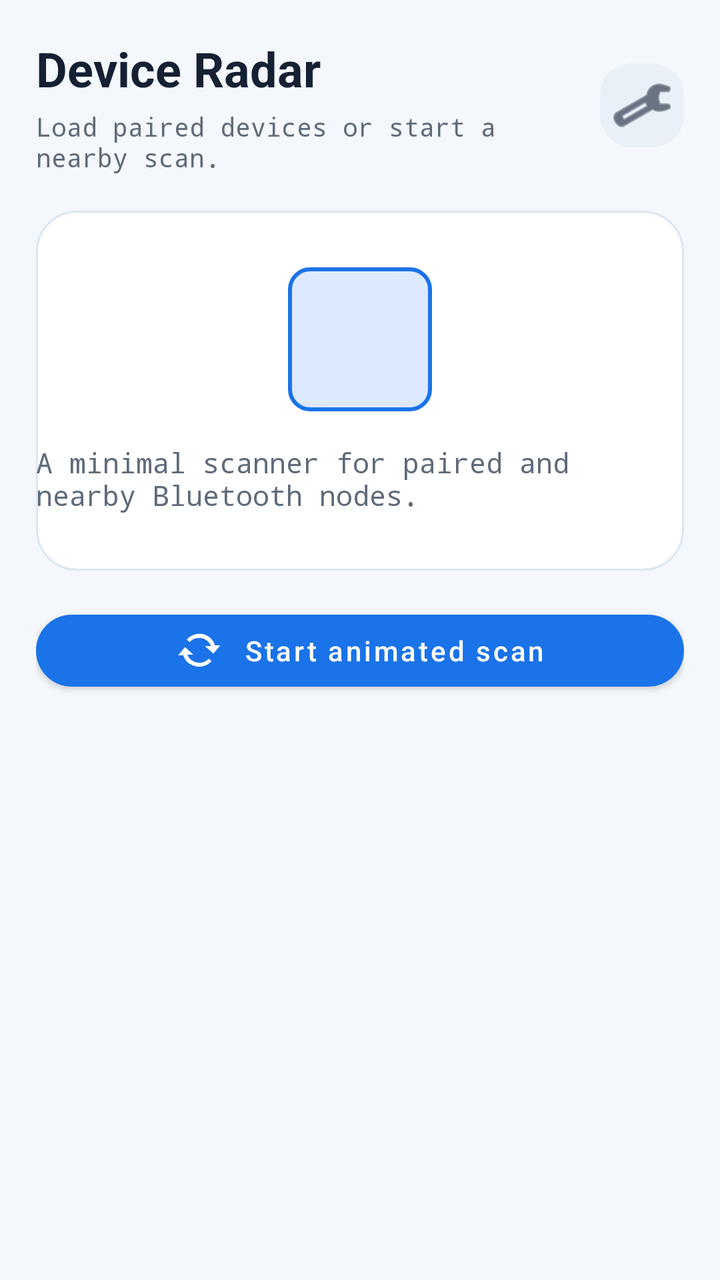
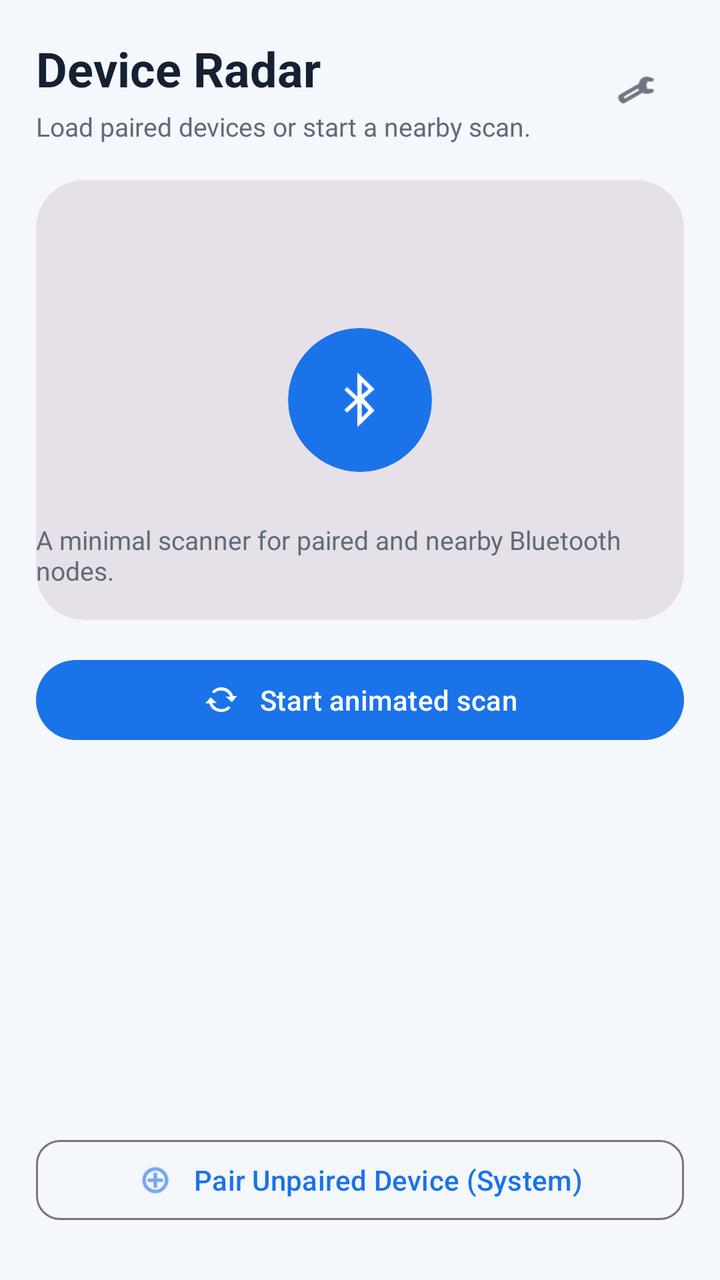

An Android layout rendered at two revisions. The XML below is the earlier revision; the diff shows what the commit changed to produce the second picture.
<!-- AndroidManifest.xml: application theme Theme.Corelink -->
<!-- res/layout/activity_device_discovery.xml -->
<?xml version="1.0" encoding="utf-8"?>
<LinearLayout
    xmlns:android="http://schemas.android.com/apk/res/android"
    xmlns:app="http://schemas.android.com/apk/res-auto"
    android:layout_width="match_parent"
    android:layout_height="match_parent"
    android:background="@color/surface"
    android:orientation="vertical"
    android:padding="18dp">

    <LinearLayout
        android:layout_width="match_parent"
        android:layout_height="wrap_content"
        android:gravity="center_vertical"
        android:orientation="horizontal">

        <LinearLayout
            android:layout_width="0dp"
            android:layout_height="wrap_content"
            android:layout_weight="1"
            android:orientation="vertical">

            <TextView
                android:layout_width="wrap_content"
                android:layout_height="wrap_content"
                android:text="@string/device_radar_title"
                android:textColor="@color/textPrimary"
                android:textSize="24sp"
                android:textStyle="bold" />

            <TextView
                android:id="@+id/deviceScanStatus"
                android:layout_width="wrap_content"
                android:layout_height="wrap_content"
                android:layout_marginTop="4dp"
                android:fontFamily="monospace"
                android:text="@string/scan_status_idle"
                android:textColor="@color/textSecondary"
                android:textSize="13sp" />
        </LinearLayout>

        <ImageButton
            android:id="@+id/themeToggleButton"
            android:layout_width="42dp"
            android:layout_height="42dp"
            android:background="@drawable/icon_btn_bg"
            android:contentDescription="@string/toggle_theme"
            android:padding="10dp"
            android:src="@android:drawable/ic_menu_manage"
            android:tint="@color/textPrimary" />
    </LinearLayout>

    <LinearLayout
        android:layout_width="match_parent"
        android:layout_height="180dp"
        android:layout_marginTop="18dp"
        android:background="@drawable/input_bg"
        android:gravity="center"
        android:orientation="vertical">

        <View
            android:id="@+id/scanPulse"
            android:layout_width="72dp"
            android:layout_height="72dp"
            android:background="@drawable/scan_pulse_bg" />

        <TextView
            android:layout_width="wrap_content"
            android:layout_height="wrap_content"
            android:layout_marginTop="16dp"
            android:fontFamily="monospace"
            android:text="@string/device_radar_subtitle"
            android:textColor="@color/textSecondary"
            android:textSize="14sp" />
    </LinearLayout>

    <com.google.android.material.button.MaterialButton
        android:id="@+id/scanButton"
        android:layout_width="match_parent"
        android:layout_height="wrap_content"
        android:layout_marginTop="16dp"
        android:text="@string/start_scan"
        android:textAllCaps="false"
        app:backgroundTint="@color/accent"
        app:cornerRadius="18dp"
        app:icon="@android:drawable/stat_notify_sync"
        app:iconGravity="textStart"
        app:iconPadding="10dp"
        app:iconTint="@android:color/white" />

    <androidx.recyclerview.widget.RecyclerView
        android:id="@+id/deviceRecycler"
        android:layout_width="match_parent"
        android:layout_height="0dp"
        android:layout_marginTop="14dp"
        android:layout_weight="1" />

</LinearLayout>
<!-- resources referenced by this layout -->
<resources>
  <color name="accent">#1A73E8</color>
  <color name="surface">#FFF4F7FB</color>
  <color name="textPrimary">#FF152033</color>
  <color name="textSecondary">#FF5F6B7A</color>
  <!-- drawable icon_btn_bg (drawable) -->
  <shape xmlns:android="http://schemas.android.com/apk/res/android">
      <solid android:color="@color/surfaceMuted" />
      <corners android:radius="16dp" />
  </shape>
  <!-- drawable input_bg (drawable) -->
  <shape xmlns:android="http://schemas.android.com/apk/res/android">
      <solid android:color="@color/surfaceElevated" />
      <stroke
          android:width="1dp"
          android:color="@color/borderSoft" />
      <corners android:radius="20dp" />
  </shape>
  <!-- drawable scan_pulse_bg (drawable) -->
  <shape xmlns:android="http://schemas.android.com/apk/res/android">
      <solid android:color="@color/accentSoft" />
      <corners android:radius="10dp" />
      <stroke
          android:width="2dp"
          android:color="@color/accent" />
  </shape>
  <string name="device_radar_subtitle">A minimal scanner for paired and nearby Bluetooth nodes.</string>
  <string name="device_radar_title">Device Radar</string>
  <string name="scan_status_idle">Load paired devices or start a nearby scan.</string>
  <string name="start_scan">Start animated scan</string>
  <string name="toggle_theme">Toggle dark mode</string>
  <style name="Theme.Corelink" parent="Theme.MaterialComponents.DayNight.NoActionBar">
          <item name="colorPrimary">@color/accent</item>
          <item name="colorPrimaryVariant">@color/accentDark</item>
          <item name="colorSecondary">@color/accent</item>
          <item name="colorSurface">@color/surfaceElevated</item>
          <item name="android:windowBackground">@color/surface</item>
          <item name="android:statusBarColor">@color/surfaceElevated</item>
          <item name="android:navigationBarColor">@color/surfaceElevated</item>
      </style>
  <color name="surfaceMuted">#FFEAF0F7</color>
  <color name="surfaceElevated">#FFFFFFFF</color>
  <color name="borderSoft">#FFDDE6F1</color>
  <color name="accentSoft">#FFDCE9FF</color>
  <color name="accentDark">#1558B0</color>
</resources>

<!-- the commit's change to res/layout/activity_device_discovery.xml (unified diff, before → after) -->
@@ -4,10 +4,11 @@
     xmlns:app="http://schemas.android.com/apk/res-auto"
     android:layout_width="match_parent"
     android:layout_height="match_parent"
-    android:background="@color/surface"
+    android:background="?attr/colorSurface"
     android:orientation="vertical"
     android:padding="18dp">
 
+    
     <LinearLayout
         android:layout_width="match_parent"
         android:layout_height="wrap_content"
@@ -24,7 +25,7 @@
                 android:layout_width="wrap_content"
                 android:layout_height="wrap_content"
                 android:text="@string/device_radar_title"
-                android:textColor="@color/textPrimary"
+                android:textColor="?attr/colorOnSurface"
                 android:textSize="24sp"
                 android:textStyle="bold" />
 
@@ -33,47 +34,82 @@
                 android:layout_width="wrap_content"
                 android:layout_height="wrap_content"
                 android:layout_marginTop="4dp"
-                android:fontFamily="monospace"
                 android:text="@string/scan_status_idle"
-                android:textColor="@color/textSecondary"
+                android:textColor="?attr/colorOnSurfaceVariant"
                 android:textSize="13sp" />
         </LinearLayout>
 
-        <ImageButton
+        <com.google.android.material.button.MaterialButton
             android:id="@+id/themeToggleButton"
-            android:layout_width="42dp"
-            android:layout_height="42dp"
-            android:background="@drawable/icon_btn_bg"
+            style="?attr/materialIconButtonStyle"
+            android:layout_width="48dp"
+            android:layout_height="48dp"
             android:contentDescription="@string/toggle_theme"
-            android:padding="10dp"
-            android:src="@android:drawable/ic_menu_manage"
-            android:tint="@color/textPrimary" />
+            app:icon="@android:drawable/ic_menu_manage"
+            app:iconTint="?attr/colorOnSurface" />
     </LinearLayout>
 
-    <LinearLayout
+    
+    <com.google.android.material.card.MaterialCardView
+        style="?attr/materialCardViewFilledStyle"
         android:layout_width="match_parent"
-        android:layout_height="180dp"
+        android:layout_height="220dp"
         android:layout_marginTop="18dp"
-        android:background="@drawable/input_bg"
-        android:gravity="center"
-        android:orientation="vertical">
+        app:cardCornerRadius="24dp">
 
-        <View
-            android:id="@+id/scanPulse"
-            android:layout_width="72dp"
-            android:layout_height="72dp"
-            android:background="@drawable/scan_pulse_bg" />
+        <FrameLayout
+            android:layout_width="match_parent"
+            android:layout_height="match_parent">
 
-        <TextView
-            android:layout_width="wrap_content"
-            android:layout_height="wrap_content"
-            android:layout_marginTop="16dp"
-            android:fontFamily="monospace"
-            android:text="@string/device_radar_subtitle"
-            android:textColor="@color/textSecondary"
-            android:textSize="14sp" />
-    </LinearLayout>
+            
+            <View
+                android:id="@+id/scanPulse1"
+                android:layout_width="72dp"
+                android:layout_height="72dp"
+                android:layout_gravity="center"
+                android:alpha="0"
+                android:background="@drawable/scan_pulse_bg" />
 
+            
+            <View
+                android:id="@+id/scanPulse2"
+                android:layout_width="72dp"
+                android:layout_height="72dp"
+                android:layout_gravity="center"
+                android:alpha="0"
+                android:background="@drawable/scan_pulse_bg" />
+
+            
+            <com.google.android.material.card.MaterialCardView
+                style="?attr/materialCardViewFilledStyle"
+                app:cardBackgroundColor="?attr/colorPrimary"
+                app:cardCornerRadius="36dp"
+                android:layout_width="72dp"
+                android:layout_height="72dp"
+                android:layout_gravity="center"
+                app:strokeWidth="0dp"
+                android:elevation="6dp">
+
+                <ImageView
+                    android:layout_width="32dp"
+                    android:layout_height="32dp"
+                    android:layout_gravity="center"
+                    android:src="@android:drawable/stat_sys_data_bluetooth"
+                    app:tint="?attr/colorOnPrimary" />
+            </com.google.android.material.card.MaterialCardView>
+
+            <TextView
+                android:layout_width="wrap_content"
+                android:layout_height="wrap_content"
+                android:layout_gravity="bottom|center_horizontal"
+                android:layout_marginBottom="16dp"
+                android:text="@string/device_radar_subtitle"
+                android:textColor="?attr/colorOnSurfaceVariant"
+                android:textSize="13sp" />
+        </FrameLayout>
+    </com.google.android.material.card.MaterialCardView>
+
+    
     <com.google.android.material.button.MaterialButton
         android:id="@+id/scanButton"
         android:layout_width="match_parent"
@@ -81,13 +117,12 @@
         android:layout_marginTop="16dp"
         android:text="@string/start_scan"
         android:textAllCaps="false"
-        app:backgroundTint="@color/accent"
-        app:cornerRadius="18dp"
+        app:cornerRadius="24dp"
         app:icon="@android:drawable/stat_notify_sync"
         app:iconGravity="textStart"
-        app:iconPadding="10dp"
-        app:iconTint="@android:color/white" />
+        app:iconPadding="10dp" />
 
+    
     <androidx.recyclerview.widget.RecyclerView
         android:id="@+id/deviceRecycler"
         android:layout_width="match_parent"
@@ -95,4 +130,19 @@
         android:layout_marginTop="14dp"
         android:layout_weight="1" />
 
+    
+    <com.google.android.material.button.MaterialButton
+        android:id="@+id/systemPairButton"
+        style="?attr/materialButtonOutlinedStyle"
+        android:layout_width="match_parent"
+        android:layout_height="wrap_content"
+        android:layout_marginTop="8dp"
+        android:layout_marginBottom="8dp"
+        android:text="Pair Unpaired Device (System)"
+        android:textAllCaps="false"
+        app:cornerRadius="12dp"
+        app:icon="@android:drawable/ic_menu_add"
+        app:iconGravity="textStart"
+        app:iconPadding="10dp" />
+
 </LinearLayout>
<!-- resource entries referenced after the edit -->
@@ -4,45 +4,31 @@
   <color name="surface">#FFF4F7FB</color>
   <color name="textPrimary">#FF152033</color>
   <color name="textSecondary">#FF5F6B7A</color>
-  <!-- drawable icon_btn_bg (drawable) -->
-  <shape xmlns:android="http://schemas.android.com/apk/res/android">
-      <solid android:color="@color/surfaceMuted" />
-      <corners android:radius="16dp" />
-  </shape>
-  <!-- drawable input_bg (drawable) -->
-  <shape xmlns:android="http://schemas.android.com/apk/res/android">
-      <solid android:color="@color/surfaceElevated" />
-      <stroke
-          android:width="1dp"
-          android:color="@color/borderSoft" />
-      <corners android:radius="20dp" />
-  </shape>
   <!-- drawable scan_pulse_bg (drawable) -->
-  <shape xmlns:android="http://schemas.android.com/apk/res/android">
-      <solid android:color="@color/accentSoft" />
-      <corners android:radius="10dp" />
+  <?xml version="1.0" encoding="utf-8"?>
+  <shape xmlns:android="http://schemas.android.com/apk/res/android"
+      android:shape="oval">
+      <solid android:color="?attr/colorPrimaryContainer" />
       <stroke
           android:width="2dp"
-          android:color="@color/accent" />
+          android:color="?attr/colorPrimary" />
   </shape>
   <string name="device_radar_subtitle">A minimal scanner for paired and nearby Bluetooth nodes.</string>
   <string name="device_radar_title">Device Radar</string>
   <string name="scan_status_idle">Load paired devices or start a nearby scan.</string>
   <string name="start_scan">Start animated scan</string>
   <string name="toggle_theme">Toggle dark mode</string>
-  <style name="Theme.Corelink" parent="Theme.MaterialComponents.DayNight.NoActionBar">
+  <style name="Theme.Corelink" parent="Theme.Material3.DayNight.NoActionBar">
           <item name="colorPrimary">@color/accent</item>
-          <item name="colorPrimaryVariant">@color/accentDark</item>
           <item name="colorSecondary">@color/accent</item>
-          <item name="colorSurface">@color/surfaceElevated</item>
+          <item name="colorSurface">@color/surface</item>
+          <item name="colorSurfaceVariant">@color/surfaceMuted</item>
+          <item name="colorOnSurface">@color/textPrimary</item>
+          <item name="colorOnSurfaceVariant">@color/textSecondary</item>
           <item name="android:windowBackground">@color/surface</item>
-          <item name="android:statusBarColor">@color/surfaceElevated</item>
-          <item name="android:navigationBarColor">@color/surfaceElevated</item>
+          <item name="android:statusBarColor">?attr/colorSurface</item>
+          <item name="android:navigationBarColor">?attr/colorSurface</item>
       </style>
   <color name="surfaceMuted">#FFEAF0F7</color>
-  <color name="surfaceElevated">#FFFFFFFF</color>
-  <color name="borderSoft">#FFDDE6F1</color>
-  <color name="accentSoft">#FFDCE9FF</color>
-  <color name="accentDark">#1558B0</color>
 </resources>
 
